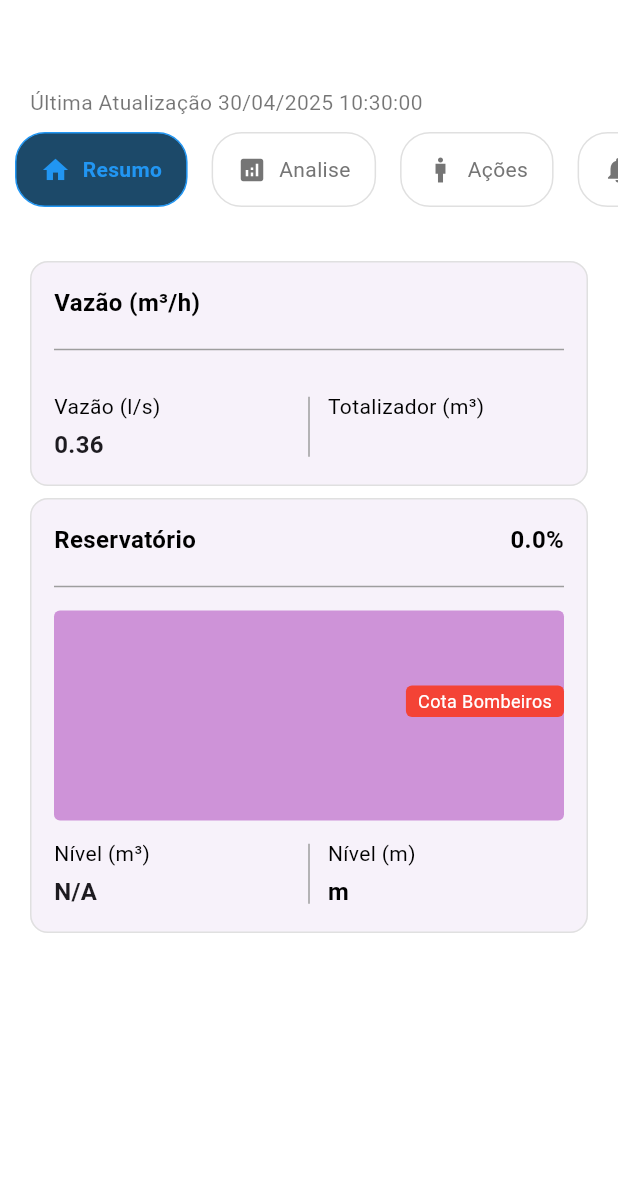
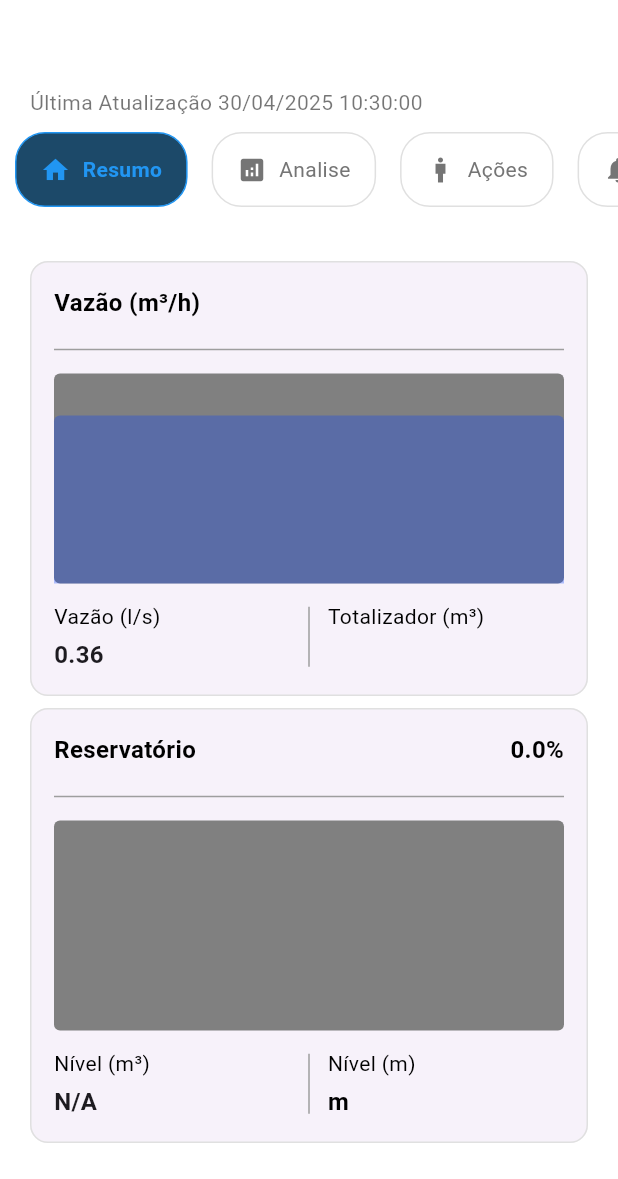
Before and after one commit to Eduardo-MKS/QualleControl, a Flutter app: the CondominioDetalhesScreen screen opened directly with empty values, on a phone screen of 412 x 824 dp, the part 57-1236 px from its top. Run offline on Flutter 3.47's test engine with Material 3 defaults, Android fonts, the light colour scheme and no system bars; our stand-ins replace dio, fl_chart, flutter_svg, timezone.

Commit message:
feat: add chart to cards and removed unecessary 'cota bombeiros'

```diff
--- a/lib/views/condominios/components/reservatorio_chart.dart
+++ b/lib/views/condominios/components/reservatorio_chart.dart
@@ -19,7 +19,7 @@ class ReservatorioChart extends StatelessWidget {
             width: double.infinity,
             height: double.infinity,
             decoration: BoxDecoration(
-              color: Colors.purple.shade200,
+              color: const Color.fromARGB(255, 128, 128, 128),
               borderRadius: BorderRadius.circular(4),
             ),
           ),
@@ -31,7 +31,7 @@ class ReservatorioChart extends StatelessWidget {
               width: double.infinity,
               height: 160 * (nivelPercentual / 100),
               decoration: BoxDecoration(
-                color: Colors.blue.shade300,
+                color: const Color.fromARGB(76, 0, 60, 255),
                 borderRadius: const BorderRadius.only(
                   topLeft: Radius.circular(4),
                   topRight: Radius.circular(4),
@@ -41,7 +41,7 @@ class ReservatorioChart extends StatelessWidget {
           ),
 
           // Marcador de "Cota Bombeiros"
-          Positioned(
+          /* Positioned(
             top: 50,
             right: 0,
             child: Container(
@@ -55,7 +55,7 @@ class ReservatorioChart extends StatelessWidget {
                 style: TextStyle(color: Colors.white, fontSize: 12),
               ),
             ),
-          ),
+          ),*/
         ],
       ),
     );
--- a/lib/views/condominios/detalhes/resumo_component.dart
+++ b/lib/views/condominios/detalhes/resumo_component.dart
@@ -357,7 +357,10 @@ class ResumoScreen extends StatelessWidget {
 
             const Divider(color: Colors.grey),
             const SizedBox(height: 8),
-
+            SizedBox(
+              height: 140,
+              child: ReservatorioChart(nivelPercentual: 70),
+            ),
             const SizedBox(height: 12),
             Row(
               mainAxisAlignment: MainAxisAlignment.spaceBetween,
@@ -458,6 +461,11 @@ class ResumoScreen extends StatelessWidget {
             ),
             const SizedBox(height: 12),
 
+            SizedBox(
+              height: 140,
+              child: ReservatorioChart(nivelPercentual: 70),
+            ),
+
             const Divider(color: Colors.grey),
             const SizedBox(height: 8),
           ],
```
